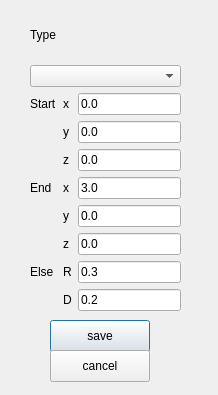
The window that refinementdialog.ui (Randi-f/NekMeshUI) describes before a commit, drawn with Qt 5.
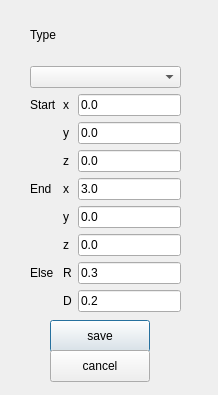
The same window after the commit.

```diff
--- a/refinementdialog.ui
+++ b/refinementdialog.ui
@@ -19,7 +19,7 @@
      <x>30</x>
      <y>10</y>
      <width>151</width>
-     <height>301</height>
+     <height>302</height>
     </rect>
    </property>
    <layout class="QGridLayout" name="gridLayout">
```
Left out of the diff: 2 changed lines with no effect on the pictures.
